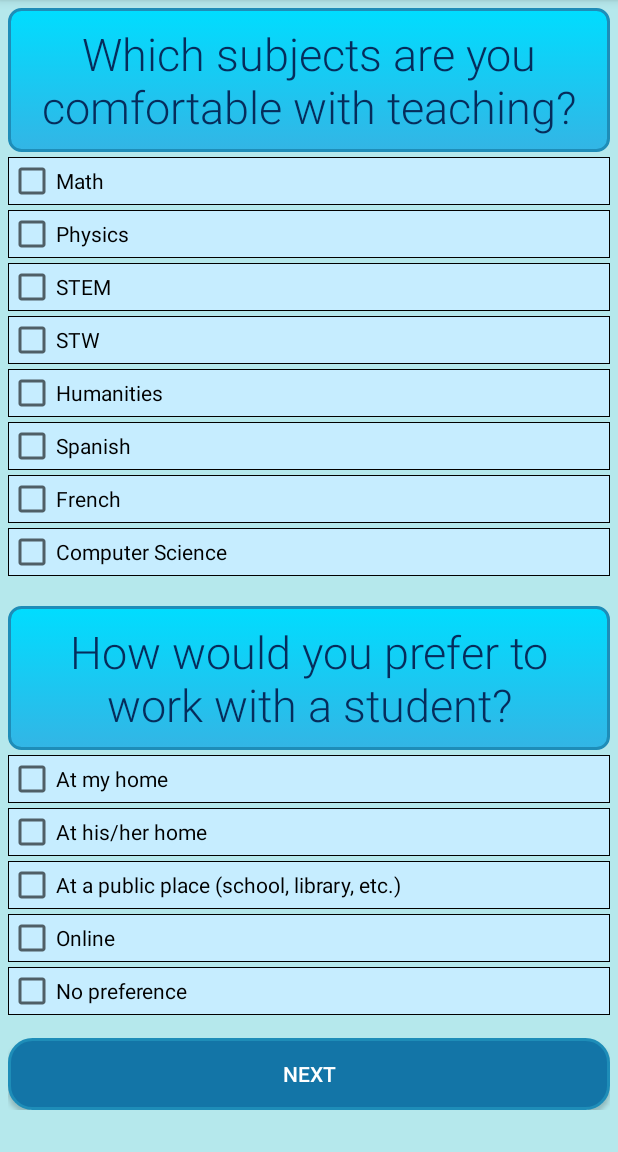
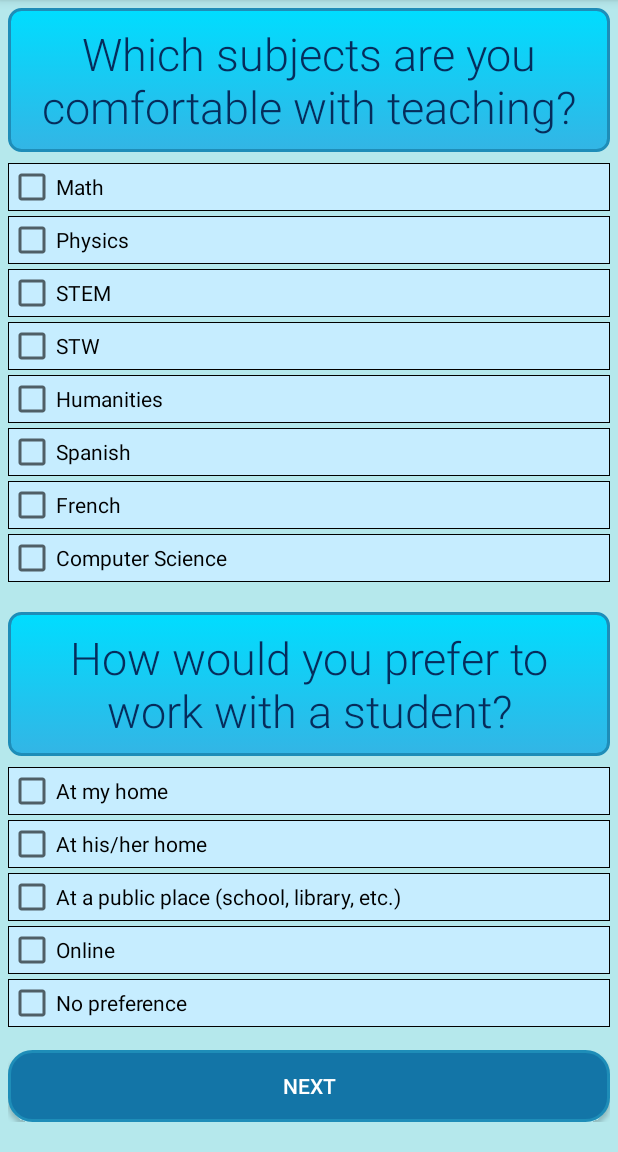
Before and after one commit to DanukGOAT/Android_Apps4Good, an Android app: the TutorQuestions screen opened directly, with no data from a screen before it, on a phone screen of 412 x 824 dp, the part 84-1236 px from its top. Run offline under Robolectric (Android 15) with nearby library versions, the phone set to English and light mode, and no system bars.

Commit message:


```diff
--- a/app/src/main/res/layout/activity_student_questions.xml
+++ b/app/src/main/res/layout/activity_student_questions.xml
@@ -17,7 +17,7 @@
             android:orientation="vertical"
             android:paddingLeft="5sp"
             android:paddingRight="5sp"
-            android:paddingTop="5sp">
+            android:paddingTop="5sp" >
 
             <TextView
                 android:id="@+id/questionOne"
--- a/app/src/main/res/layout/activity_tutor_questions.xml
+++ b/app/src/main/res/layout/activity_tutor_questions.xml
@@ -23,6 +23,7 @@
                 android:id="@+id/QuestionOne"
                 android:layout_width="match_parent"
                 android:layout_height="wrap_content"
+                android:layout_marginBottom="4dp"
                 android:background="@drawable/bg_question"
                 android:gravity="center"
                 android:paddingLeft="6sp"
@@ -103,6 +104,7 @@
                 android:layout_width="match_parent"
                 android:layout_height="wrap_content"
                 android:layout_marginTop="20sp"
+                android:layout_marginBottom="4dp"
                 android:background="@drawable/bg_question"
                 android:gravity="center"
                 android:paddingLeft="6sp"
```
Also changed, not shown: app/src/main/res/layout/answer.xml (deleted, +0 -8 lines).
